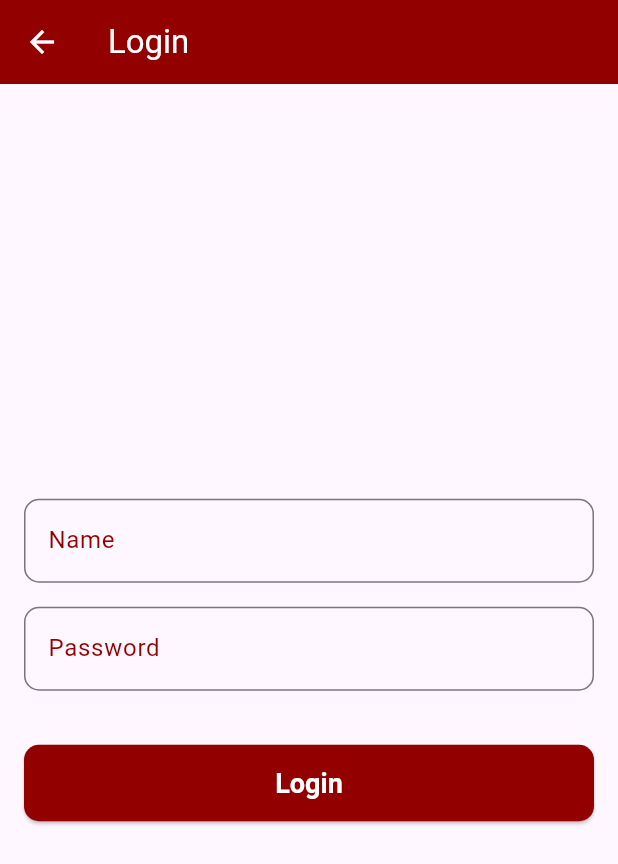
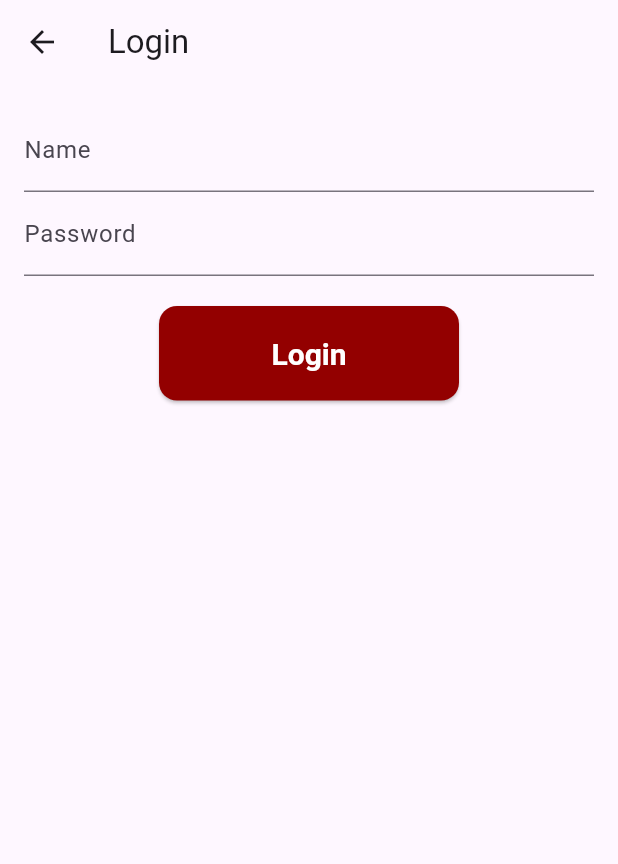
Before and after one commit to Minna-Abdelhady/Internship, a Flutter app: the screen it shows after launch, after a tap on "Login", on a phone screen of 412 x 824 dp. Shown: the top 864 px of the screen. Run offline on Flutter 3.47's test engine with Material 3 defaults, Android fonts, the phone set to English and light mode, and no system bars; our stand-ins replace hive, hive_flutter; accounts and stored records are empty.

Commit message:
Update name to be lowercase

```diff
--- a/fingerprint_attendace/lib/database/dao/employee_dao.dart
+++ b/fingerprint_attendace/lib/database/dao/employee_dao.dart
@@ -1,7 +1,6 @@
+import 'package:hive/hive.dart';
+import 'package:crypto/crypto.dart';
 import 'dart:convert';
-
-import 'package:crypto/crypto.dart';
-import 'package:hive/hive.dart';
 import '../../models/employee.dart';
 
 class EmployeeDao {
@@ -34,7 +33,7 @@ class EmployeeDao {
     final hashedPassword = _hashPassword(password);
     try {
       final employee = box.values.firstWhere(
-        (employee) => employee.name == name && employee.password == hashedPassword,
+        (employee) => employee.name == name.toLowerCase() && employee.password == hashedPassword,
       );
       return employee != null;
     } catch (e) {
--- a/fingerprint_attendace/lib/screens/add_user_screen.dart
+++ b/fingerprint_attendace/lib/screens/add_user_screen.dart
@@ -56,7 +56,7 @@ class _AddUserScreenState extends State<AddUserScreen> {
                     final employee = Employee(
                       id: DateTime.now().millisecondsSinceEpoch,
                       companyId: _companyIdController.text, // Include company ID
-                      name: _nameController.text,
+                      name: _nameController.text.toLowerCase(), // Convert name to lowercase
                       email: _emailController.text,
                       password: hashedPassword,
                     );
--- a/fingerprint_attendace/lib/screens/login_screen.dart
+++ b/fingerprint_attendace/lib/screens/login_screen.dart
@@ -17,31 +17,41 @@ class _LoginScreenState extends State<LoginScreen> {
   Widget build(BuildContext context) {
     return Scaffold(
       appBar: AppBar(
-        title: Text(
-          'Login',
-          style: TextStyle(color: Colors.white), // AppBar title color to white
-        ),
-        backgroundColor: Color(0xFF930000), // AppBar color to match company theme
-        iconTheme: IconThemeData(
-          color: Colors.white, // Back arrow color to white
-        ),
+        title: Text('Login'),
       ),
       body: Padding(
         padding: const EdgeInsets.all(16.0),
         child: Form(
           key: _formKey,
           child: Column(
-            crossAxisAlignment: CrossAxisAlignment.stretch,
-            mainAxisAlignment: MainAxisAlignment.center,
             children: <Widget>[
-              _buildTextField(_nameController, 'Name'),
-              _buildTextField(_passwordController, 'Password', obscureText: true),
+              TextFormField(
+                controller: _nameController,
+                decoration: InputDecoration(labelText: 'Name'),
+                validator: (value) {
+                  if (value == null || value.isEmpty) {
+                    return 'Please enter your name';
+                  }
+                  return null;
+                },
+              ),
+              TextFormField(
+                controller: _passwordController,
+                decoration: InputDecoration(labelText: 'Password'),
+                obscureText: true,
+                validator: (value) {
+                  if (value == null || value.isEmpty) {
+                    return 'Please enter your password';
+                  }
+                  return null;
+                },
+              ),
               SizedBox(height: 20),
               ElevatedButton(
                 onPressed: () async {
                   if (_formKey.currentState!.validate()) {
                     bool authenticated = await _employeeDao.authenticateUser(
-                      _nameController.text,
+                      _nameController.text.toLowerCase(), // Convert name to lowercase
                       _passwordController.text,
                     );
                     if (authenticated) {
@@ -58,18 +68,7 @@ class _LoginScreenState extends State<LoginScreen> {
                     }
                   }
                 },
-                style: ElevatedButton.styleFrom(
-                  backgroundColor: Color(0xFF930000), // Button color to match company theme
-                  padding: EdgeInsets.symmetric(vertical: 15, horizontal: 30),
-                  shape: RoundedRectangleBorder(
-                    borderRadius: BorderRadius.circular(10),
-                  ),
-                  textStyle: TextStyle(fontSize: 18, fontWeight: FontWeight.bold),
-                ),
-                child: Text(
-                  'Login',
-                  style: TextStyle(color: Colors.white), // Button text color to white
-                ),
+                child: Text('Login'),
               ),
             ],
           ),
@@ -77,27 +76,4 @@ class _LoginScreenState extends State<LoginScreen> {
       ),
     );
   }
-
-  Widget _buildTextField(TextEditingController controller, String label, {bool obscureText = false}) {
-    return Padding(
-      padding: const EdgeInsets.only(bottom: 16.0),
-      child: TextFormField(
-        controller: controller,
-        decoration: InputDecoration(
-          labelText: label,
-          labelStyle: TextStyle(color: Color(0xFF930000)), // Label color to match company theme
-          border: OutlineInputBorder(
-            borderRadius: BorderRadius.circular(10),
-          ),
-        ),
-        obscureText: obscureText,
-        validator: (value) {
-          if (value == null || value.isEmpty) {
-            return 'Please enter your $label';
-          }
-          return null;
-        },
-      ),
-    );
-  }
 }
```
